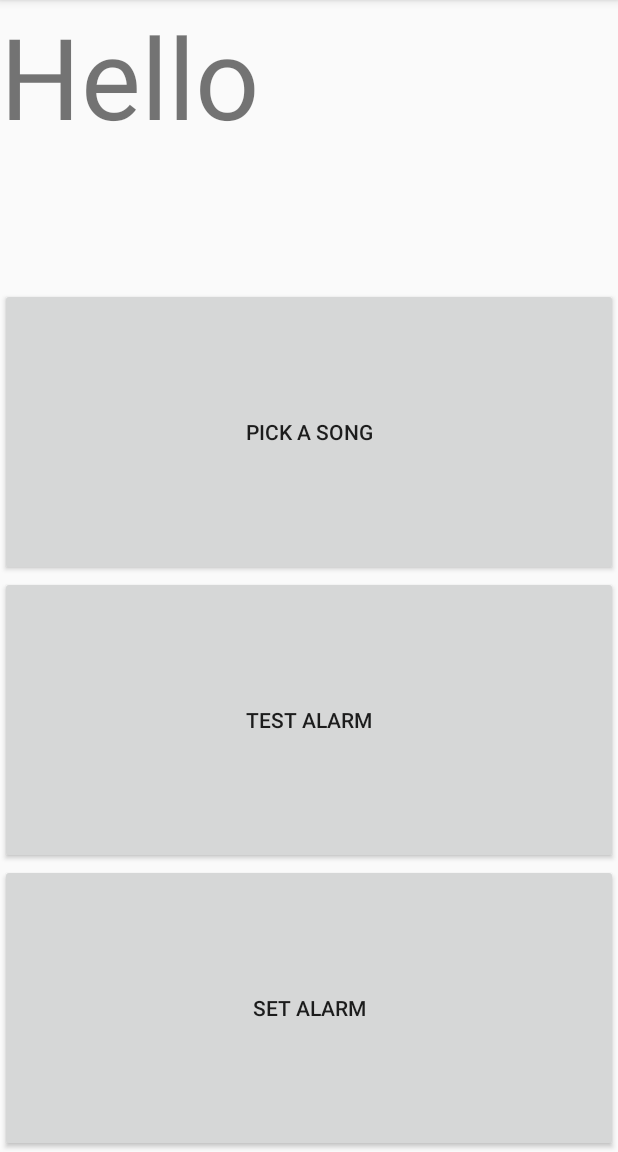
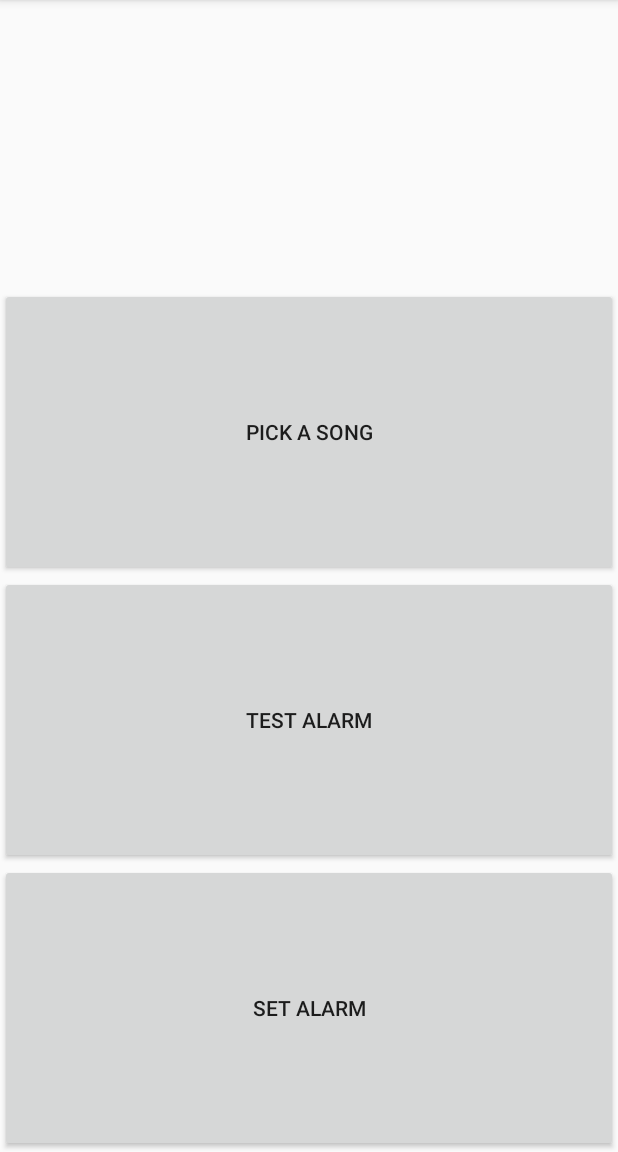
Before and after one commit to Lucodivo/BlackFlagSharkAlarm, an Android app: the screen it shows after launch (Overview), on a phone screen of 412 x 824 dp, the part 84-1236 px from its top. Run offline under Robolectric (Android 15) with nearby library versions, the phone set to English and light mode, and no system bars.

```diff
--- a/app/src/main/java/com/inasweaterpoorlyknit/blackflagsharkalarm/AlarmReceiver.java
+++ b/app/src/main/java/com/inasweaterpoorlyknit/blackflagsharkalarm/AlarmReceiver.java
@@ -7,7 +7,6 @@ import android.content.Intent;
 public class AlarmReceiver extends BroadcastReceiver {
     @Override
     public void onReceive(Context context, Intent intent) {
-        //Toast.makeText(context, "yoyomah", Toast.LENGTH_SHORT).show();
         Intent alarmIntent = new Intent(context, Alarm.class);
         alarmIntent.setFlags(Intent.FLAG_ACTIVITY_NEW_TASK);
         context.startActivity(alarmIntent);
--- a/app/src/main/java/com/inasweaterpoorlyknit/blackflagsharkalarm/Overview.java
+++ b/app/src/main/java/com/inasweaterpoorlyknit/blackflagsharkalarm/Overview.java
@@ -14,9 +14,6 @@ import android.widget.Button;
 import android.widget.TimePicker;
 import android.widget.Toast;
 
-import java.io.FileNotFoundException;
-import java.io.FileOutputStream;
-import java.io.IOException;
 import java.util.Calendar;
 
 public class Overview extends AppCompatActivity
@@ -52,6 +49,7 @@ public class Overview extends AppCompatActivity
                 Intent searchIntent = new Intent(v.getContext(), SearchActivity.class);
                 searchIntent.putExtra("song", "name");
                 startActivityForResult(searchIntent, SEARCH_CODE);
+                Toast.makeText(v.getContext(), "pickButton", Toast.LENGTH_SHORT).show();
             }
         });
 
@@ -75,7 +73,7 @@ public class Overview extends AppCompatActivity
     }
 
     public void setAlarm(){
-        DialogFragment newFragment = new TimePickerFragment();
+        TimePickerFragment newFragment = new TimePickerFragment();
         newFragment.show(getFragmentManager(), "timePicker");
     }
 
--- a/app/src/main/res/layout/activity_overview.xml
+++ b/app/src/main/res/layout/activity_overview.xml
@@ -7,12 +7,10 @@
     tools:context=".Overview">
 
     <TextView
-        android:layout_width="match_parent"
+        android:layout_width="wrap_content"
         android:layout_height="0dp"
         android:layout_weight="1"
-        android:id="@+id/test_view"
-        android:text="Hello"
-        android:textSize="75dp"/>
+        android:id="@+id/next_alarm_text_view"/>
 
     <Button
         android:layout_width="match_parent"
--- a/build.gradle
+++ b/build.gradle
@@ -5,7 +5,7 @@ buildscript {
         jcenter()
     }
     dependencies {
-        classpath 'com.android.tools.build:gradle:1.5.0'
+        classpath 'com.android.tools.build:gradle:2.1.3'
 
         // NOTE: Do not place your application dependencies here; they belong
         // in the individual module build.gradle files
```
Also changed, not shown: app/src/main/java/com/inasweaterpoorlyknit/blackflagsharkalarm/Alarm.java (+1 -8 lines), app/src/main/java/com/inasweaterpoorlyknit/blackflagsharkalarm/SearchActivity.java (+20 -23 lines), app/src/main/res/layout-land/content_search.xml (+3 -8 lines), app/src/main/res/layout/content_search.xml (+0 -9 lines), gradle/wrapper/gradle-wrapper.properties.
